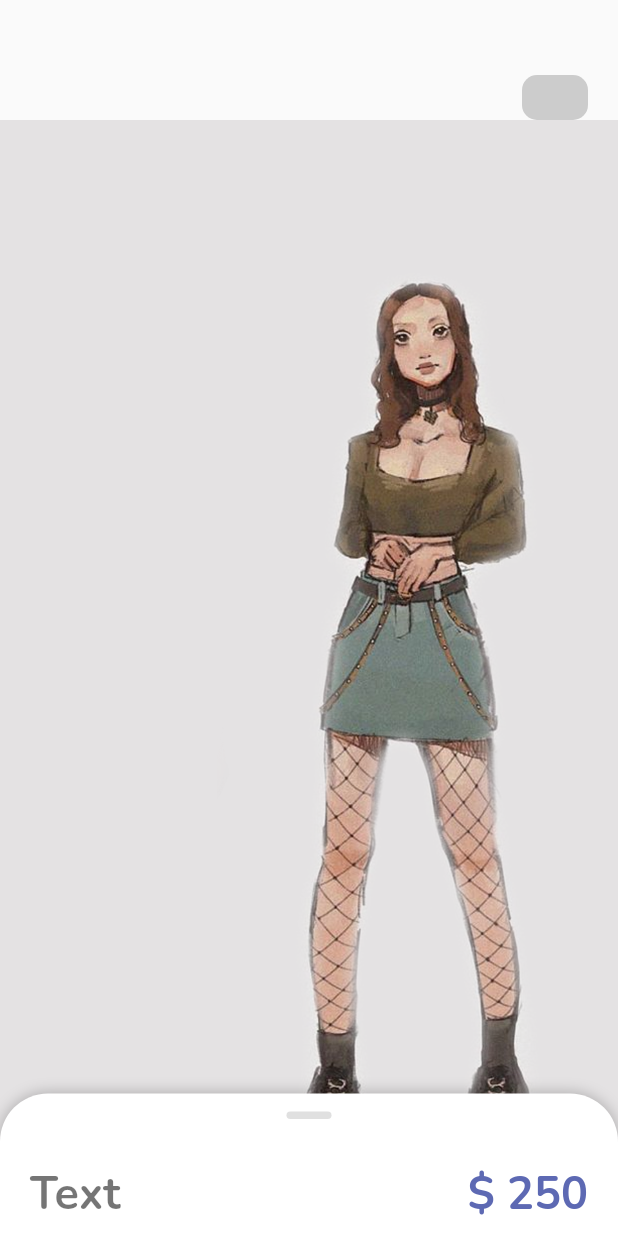
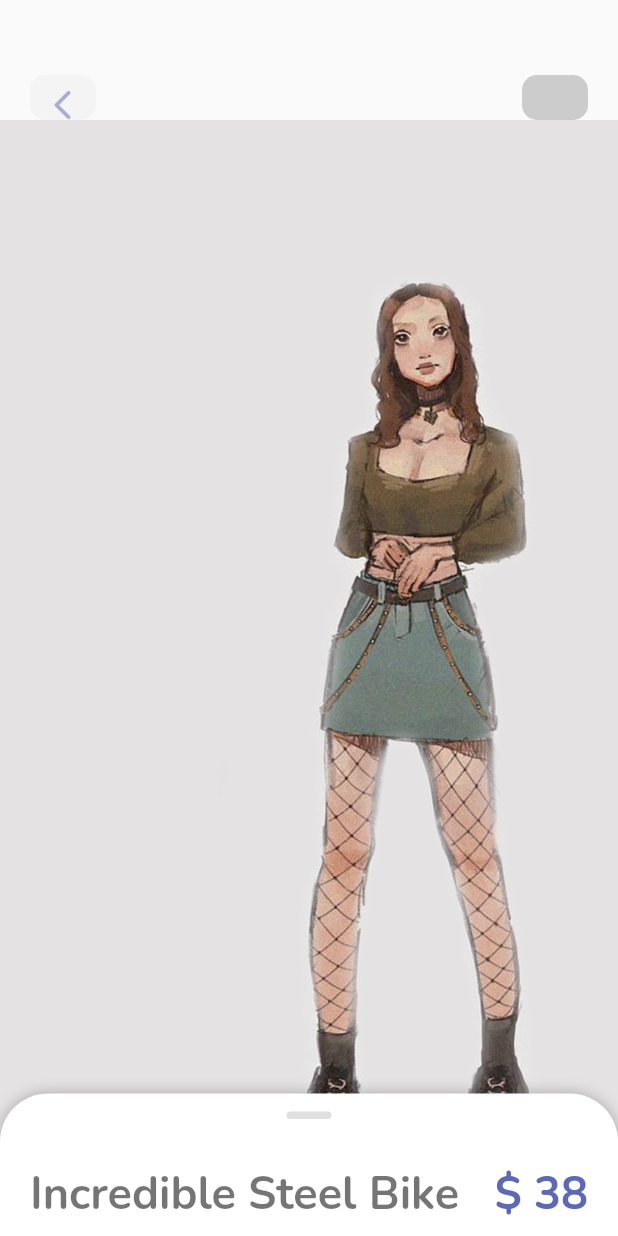
Before and after one commit to RealMcKing/e_commerce_app, a Flutter app: the screen it shows after launch, on a phone screen of 412 x 824 dp. Run offline on Flutter 3.47's test engine with Material 2 defaults, Android fonts, the phone set to English and light mode, and no system bars; drawn by our look-alikes of sliding_up_panel; our stand-ins replace flutter_svg.

Commit message:
Add details to slider

```diff
--- a/lib/page/detail_page/components/app_bar_widget.dart
+++ b/lib/page/detail_page/components/app_bar_widget.dart
@@ -1,4 +1,7 @@
+import 'package:e_commerce_app/colors.dart';
 import 'package:flutter/material.dart';
+
+import '../../../widgets/app_text.dart';
 
 class LocalAppBarWidget extends StatelessWidget {
   const LocalAppBarWidget({Key? key}) : super(key: key);
@@ -9,11 +12,26 @@ class LocalAppBarWidget extends StatelessWidget {
       padding: const EdgeInsets.only(
         top: 50,
       ),
+      child: Container(
+        margin: const EdgeInsets.symmetric(horizontal: 20),
         child: Row(
           children: [
+            SizedBox(
+              width: 44,
+              height: 44,
+              child: TextButton(
+                  onPressed: () {},
+                  style: OutlinedButton.styleFrom(
+                    primary: AppColors.mainTextColor,
+                    backgroundColor: AppColors.mainTextColor.withOpacity(0.08),
+                    shape: RoundedRectangleBorder(
+                        borderRadius: BorderRadius.circular(10.0)),
+                  ),
+                  child: Icon(Icons.arrow_back_ios_rounded,
+                      color: AppColors.mainColor.withOpacity(0.5), size: 24)),
+            ),
             Expanded(child: Container()),
             Container(
-            margin: const EdgeInsets.symmetric(horizontal: 20),
               width: 44,
               height: 44,
               decoration: BoxDecoration(
@@ -23,6 +41,7 @@ class LocalAppBarWidget extends StatelessWidget {
             ),
           ],
         ),
+      ),
     );
   }
 }
--- a/lib/page/detail_page/detail_page.dart
+++ b/lib/page/detail_page/detail_page.dart
@@ -1,6 +1,5 @@
 import 'package:e_commerce_app/colors.dart';
 import 'package:e_commerce_app/page/detail_page/components/app_bar_widget.dart';
-import 'package:e_commerce_app/widgets/app_buttons.dart';
 import 'package:e_commerce_app/widgets/app_large_text.dart';
 import 'package:e_commerce_app/widgets/app_text.dart';
 import 'package:flutter/material.dart';
@@ -16,15 +15,20 @@ class DetailPage extends StatefulWidget {
 }
 
 class _DetailPageState extends State<DetailPage> {
+  List img = [
+    'assets/images/welcome_one.png',
+    'assets/images/welcome_one.png',
+    'assets/images/welcome_one.png'
+  ];
+
   static const double _panelHeightClosed = 95.0;
   late double _panelHeightOpen;
 
-  int selectedIndex = -1;
   bool isLiked = false;
 
   @override
   Widget build(BuildContext context) {
-    _panelHeightOpen = MediaQuery.of(context).size.height * 0.80;
+    _panelHeightOpen = MediaQuery.of(context).size.height * 0.60;
 
     return Scaffold(
       appBar: const PreferredSize(
@@ -71,6 +75,7 @@ class _DetailPageState extends State<DetailPage> {
               ),
             ],
           ),
+
           Stack(
             children: [
               Positioned(
@@ -82,79 +87,35 @@ class _DetailPageState extends State<DetailPage> {
                       Row(
                         mainAxisAlignment: MainAxisAlignment.spaceBetween,
                         children: [
-                          AppLargeText(text: 'Text', color: Colors.black54),
                           AppLargeText(
-                              text: '\$ 250', color: AppColors.mainColor)
+                              text: 'Incredible Steel Bike',
+                              color: Colors.black54),
+                          AppLargeText(
+                              text: '\$ 38', color: AppColors.mainColor)
                         ],
                       ),
-                      const SizedBox(height: 10),
-                      Row(
+                      const SizedBox(height: 16),
+                      AppText(text: '0000201'),
+                      SizedBox(height: 16),
+                      SizedBox(
+                        width: double.infinity,
+                        child: TextButton(
+                          onPressed: () {},
+                          child: Row(
                             children: [
-                          const Icon(Icons.location_on_outlined,
-                              color: AppColors.mainColor),
-                          AppText(
-                            text: 'Location',
-                            color: AppColors.textColor1,
-                          )
-                        ],
-                      ),
-                      const SizedBox(height: 25),
-                      AppLargeText(
-                        text: 'Text 2',
-                        color: Colors.black.withOpacity(0.8),
-                        size: 20,
-                      ),
-                      const SizedBox(height: 5),
-                      AppText(text: 'SubText', color: AppColors.mainTextColor),
-                      Wrap(
-                        children: List.generate(5, (index) {
-                          return InkWell(
-                            onTap: () {
-                              setState(() {
-                                selectedIndex = index;
-                              });
-                            },
-                            child: Container(
-                              margin: const EdgeInsets.only(right: 10),
-                              child: AppButtonsWidget(
-                                size: 50,
-                                color: selectedIndex == index
-                                    ? Colors.white
-                                    : Colors.black,
-                                backgroundColor: selectedIndex == index
-                                    ? Colors.black
-                                    : AppColors.buttonBackground,
-                                borderColor: selectedIndex == index
-                                    ? Colors.black
-                                    : AppColors.buttonBackground,
-                                text: (index + 1).toString(),
-                                // isIcon: false,
-                              ),
-                            ),
-                          );
-                        }),
-                      ),
-                      const SizedBox(height: 20),
-                      AppLargeText(
-                        text: 'Text 3',
-                        color: Colors.black.withOpacity(0.8),
-                        size: 20,
-                      ),
-                      const SizedBox(height: 10),
-                      AppLargeText(
-                        text: 'Subtext',
-                        color: AppColors.mainTextColor,
-                        size: 16,
-                      ),
+                              Text('Clothes'),
+                              SizedBox(height: 4),
+                              Icon(Icons.arrow_forward_ios_rounded)
                             ],
                           ),
                         ),
                       ),
-              Positioned(
-                bottom: 20,
-                left: 20,
-                right: 20,
-                child: Row(
+                      AppLargeText(text: 'Description'),
+                      AppText(
+                        text:
+                            "The slim & simple Maple Gaming Keyboard from Dev Byte comes with a sleek body and 7- Color RGB LED Back-lighting for smart functionality",
+                      ),
+                      Row(
                         children: [
                           OutlinedButton(
                               onPressed: () {
@@ -163,8 +124,9 @@ class _DetailPageState extends State<DetailPage> {
                                 });
                               },
                               style: OutlinedButton.styleFrom(
-                          backgroundColor:
-                              isLiked ? AppColors.mainColor : Colors.white,
+                                backgroundColor: isLiked
+                                    ? AppColors.mainColor
+                                    : Colors.white,
                                 shape: RoundedRectangleBorder(
                                     borderRadius: BorderRadius.circular(15.0)),
                                 fixedSize: const Size(64, 64),
@@ -180,9 +142,108 @@ class _DetailPageState extends State<DetailPage> {
                           )
                         ],
                       ),
-              )
+                    ],
+                  ),
+                ),
+              ),
             ],
           )
+          //             const SizedBox(height: 10),
+          //             Row(
+          //               children: [
+          //                 const Icon(Icons.location_on_outlined,
+          //                     color: AppColors.mainColor),
+          //                 AppText(
+          //                   text: 'Location',
+          //                   color: AppColors.textColor1,
+          //                 )
+          //               ],
+          //             ),
+          //             const SizedBox(height: 25),
+          //             AppLargeText(
+          //               text: 'Text 2',
+          //               color: Colors.black.withOpacity(0.8),
+          //               size: 20,
+          //             ),
+          //             const SizedBox(height: 5),
+          //             AppText(text: 'SubText', color: AppColors.mainTextColor),
+          //             Wrap(
+          //               children: List.generate(5, (index) {
+          //                 return InkWell(
+          //                   onTap: () {
+          //                     setState(() {
+          //                       selectedIndex = index;
+          //                     });
+          //                   },
+          //                   child: Container(
+          //                     margin: const EdgeInsets.only(right: 10),
+          //                     child: AppButtonsWidget(
+          //                       size: 50,
+          //                       color: selectedIndex == index
+          //                           ? Colors.white
+          //                           : Colors.black,
+          //                       backgroundColor: selectedIndex == index
+          //                           ? Colors.black
+          //                           : AppColors.buttonBackground,
+          //                       borderColor: selectedIndex == index
+          //                           ? Colors.black
+          //                           : AppColors.buttonBackground,
+          //                       text: (index + 1).toString(),
+          //                       // isIcon: false,
+          //                     ),
+          //                   ),
+          //                 );
+          //               }),
+          //             ),
+          //             const SizedBox(height: 20),
+          //             AppLargeText(
+          //               text: 'Text 3',
+          //               color: Colors.black.withOpacity(0.8),
+          //               size: 20,
+          //             ),
+          //             const SizedBox(height: 10),
+          //             AppLargeText(
+          //               text: 'Subtext',
+          //               color: AppColors.mainTextColor,
+          //               size: 16,
+          //             ),
+          //           ],
+          //         ),
+          //       ),
+          //     ),
+          //     Positioned(
+          //       bottom: 20,
+          //       left: 20,
+          //       right: 20,
+          //       child: Row(
+          //         children: [
+          //           OutlinedButton(
+          //               onPressed: () {
+          //                 setState(() {
+          //                   isLiked = !isLiked;
+          //                 });
+          //               },
+          //               style: OutlinedButton.styleFrom(
+          //                 backgroundColor:
+          //                     isLiked ? AppColors.mainColor : Colors.white,
+          //                 shape: RoundedRectangleBorder(
+          //                     borderRadius: BorderRadius.circular(15.0)),
+          //                 fixedSize: const Size(64, 64),
+          //               ),
+          //               child: isLiked
+          //                   ? const Icon(Icons.favorite_outlined,
+          //                       color: Colors.white)
+          //                   : const Icon(Icons.favorite_border_outlined,
+          //                       color: AppColors.textColor1)),
+          //           const SizedBox(width: 10),
+          //           BuyButtonWidget(
+          //             width: MediaQuery.of(context).size.width - 114,
+          //           )
+          //         ],
+          //       ),
+          //     )
+          //   ],
+          // )
         ],
       ),
     );
--- a/lib/page/nav_page/discover_page/components/widgets/circle_tab_indicator_widget.dart
+++ b/lib/page/nav_page/discover_page/components/widgets/circle_tab_indicator_widget.dart
@@ -26,7 +26,7 @@ class _CirclePainted extends BoxPainter {
     paint.isAntiAlias = true;
 
     final Offset circleOffset = Offset(
-        configuration.size!.width / 2, configuration.size!.height - radius*2);
+        configuration.size!.width / 2, configuration.size!.height - radius * 2);
 
     canvas.drawCircle(offset + circleOffset, radius, paint);
   }
--- a/lib/page/nav_page/discover_page/components/widgets/section_title_widget.dart
+++ b/lib/page/nav_page/discover_page/components/widgets/section_title_widget.dart
@@ -4,6 +4,7 @@ import '../../../../../widgets/app_large_text.dart';
 
 class SelectionTitleWidget extends StatelessWidget {
   String text;
+
   SelectionTitleWidget({Key? key, required this.text}) : super(key: key);
 
   @override
--- a/lib/page/welcome_page/components/widgets/button_widget.dart
+++ b/lib/page/welcome_page/components/widgets/button_widget.dart
@@ -5,7 +5,6 @@ import 'package:flutter_svg/svg.dart';
 import '../../../../colors.dart';
 
 class ButtonWidget extends StatelessWidget {
-
   const ButtonWidget({Key? key}) : super(key: key);
 
   @override
--- a/lib/page/welcome_page/components/widgets/indicator_widget.dart
+++ b/lib/page/welcome_page/components/widgets/indicator_widget.dart
@@ -4,11 +4,12 @@ import '../../../../colors.dart';
 
 class IndicatorWidget extends StatelessWidget {
   int index;
+
   IndicatorWidget({Key? key, required this.index}) : super(key: key);
 
   @override
   Widget build(BuildContext context) {
-    return             Column(
+    return Column(
       children: List.generate(3, (indexDots) {
         return Container(
           margin: const EdgeInsets.only(bottom: 2),
```
Also changed, not shown: lib/page/detail_page/components/buy_button_widget.dart (+7 -11 lines), lib/page/detail_page/components/like_button_widget.dart (+2 -6 lines), lib/page/nav_page/discover_page/home_page.dart (+7 -3 lines), lib/page/welcome_page/welcome_page.dart (+7 -5 lines), lib/widgets/responsive_button.dart (+5 -6 lines), lib/page/nav_page/my_page/my_page.dart (line endings or trailing spaces). Lines whose indentation alone changed are shown as unchanged.
